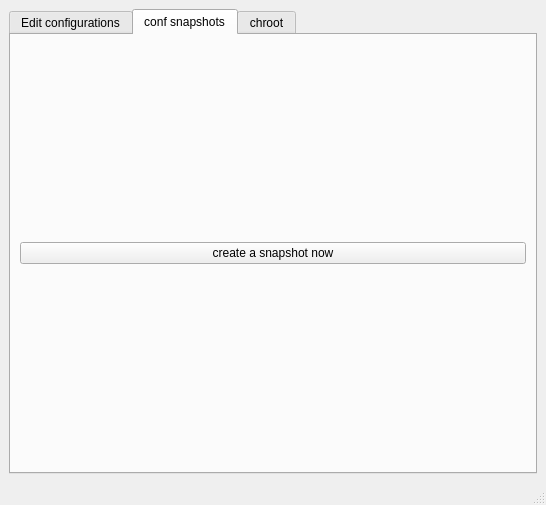
Before: the Qt Designer form main1.ui in Thenujan-0/grub-editor, drawn with Qt 5.
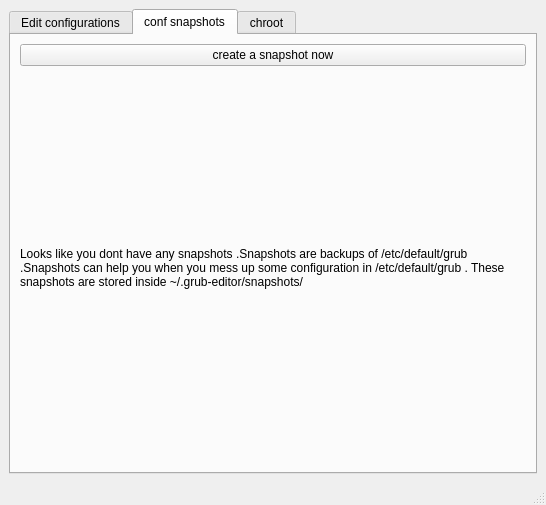
After: the same form once the commit is applied. The open tabs and pages were chosen to show the change. Icons and pictures are not drawn.

Commit message: added a label when there are no snapshots available

```diff
--- a/main1.ui
+++ b/main1.ui
@@ -260,15 +260,24 @@
        </attribute>
        <layout class="QGridLayout" name="gridLayout_2">
         <item row="0" column="0">
-         <layout class="QVBoxLayout" name="VLayout_snapshot">
-          <item>
            <widget class="QPushButton" name="btn_create_snapshot">
             <property name="text">
              <string>create a snapshot now</string>
             </property>
            </widget>
           </item>
-         </layout>
+        <item row="2" column="0">
+         <layout class="QVBoxLayout" name="VLayout_snapshot"/>
+        </item>
+        <item row="1" column="0">
+         <widget class="QLabel" name="lbl_no_snapshots">
+          <property name="text">
+           <string>Looks like you dont have any snapshots .Snapshots are backups of /etc/default/grub .Snapshots can help you when you mess up some configuration in /etc/default/grub . These snapshots are stored inside ~/.grub-editor/snapshots/</string>
+          </property>
+          <property name="wordWrap">
+           <bool>true</bool>
+          </property>
+         </widget>
         </item>
        </layout>
       </widget>
```
Left out of the diff: 20 changed lines with no effect on the pictures. Lines whose indentation alone changed are shown as unchanged. The commit also changes 1 other file.
